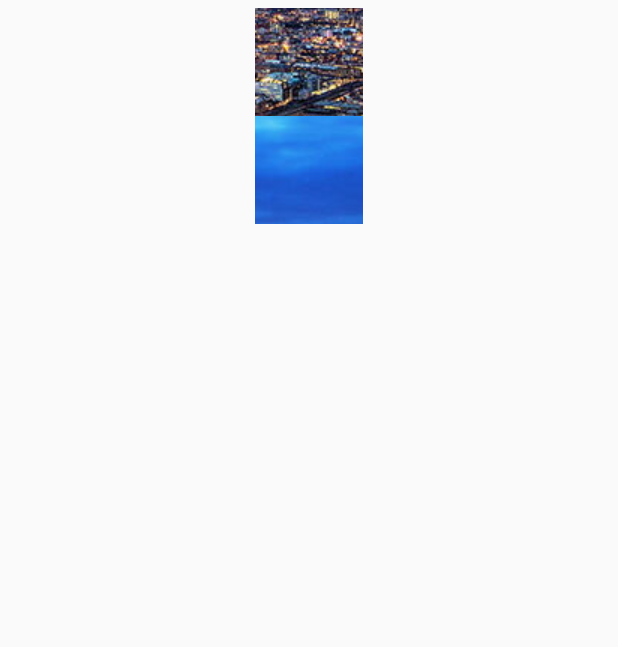
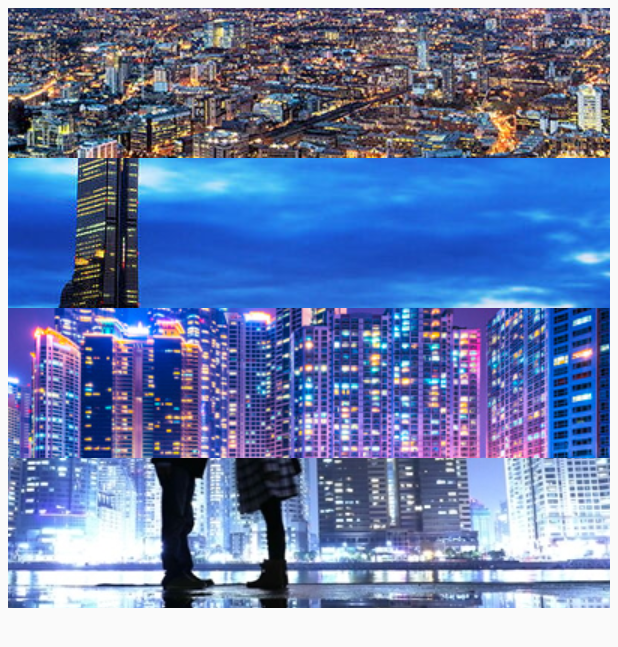
Before and after one commit to dudwns0911/GoodWords, an Android app: the layout item.xml on its own in the app's theme, with its tools: preview values and no code run, on a phone screen of 412 x 824 dp. Shown: the top 647 px of the screen. Run offline under Robolectric (Android 15) with nearby library versions, the phone set to English and light mode, and no system bars.

Commit message:
쌤 확인용

```diff
--- a/app/src/main/res/layout/item.xml
+++ b/app/src/main/res/layout/item.xml
@@ -8,15 +8,27 @@
 
     <ImageButton
         android:id="@+id/nightview"
-        android:layout_width="72dp"
-        android:layout_height="72dp"
+        android:layout_width="match_parent"
+        android:layout_height="100dp"
         android:layout_gravity="center"
         android:src="@drawable/nightview"/>
     <ImageButton
         android:id="@+id/seoulview"
-        android:layout_width="72dp"
-        android:layout_height="72dp"
+        android:layout_width="match_parent"
+        android:layout_height="100dp"
         android:layout_gravity="center"
         android:src="@drawable/seoulview"/>
+    <ImageButton
+        android:id="@+id/korea"
+        android:layout_width="match_parent"
+        android:layout_height="100dp"
+        android:layout_gravity="center"
+        android:src="@drawable/korea"/>
+    <ImageButton
+        android:id="@+id/busan"
+        android:layout_width="match_parent"
+        android:layout_height="100dp"
+        android:layout_gravity="center"
+        android:src="@drawable/busan"/>
 
 </LinearLayout>
```
Also changed, not shown: app/src/main/java/com/example/goodwords/MainActivity.java (+16 -15 lines), app/src/main/res/layout/fragment_gallery.xml (+8 -1 lines), app/src/main/res/drawable/busan.jpg (added), app/src/main/res/drawable/korea.jpg (added).
